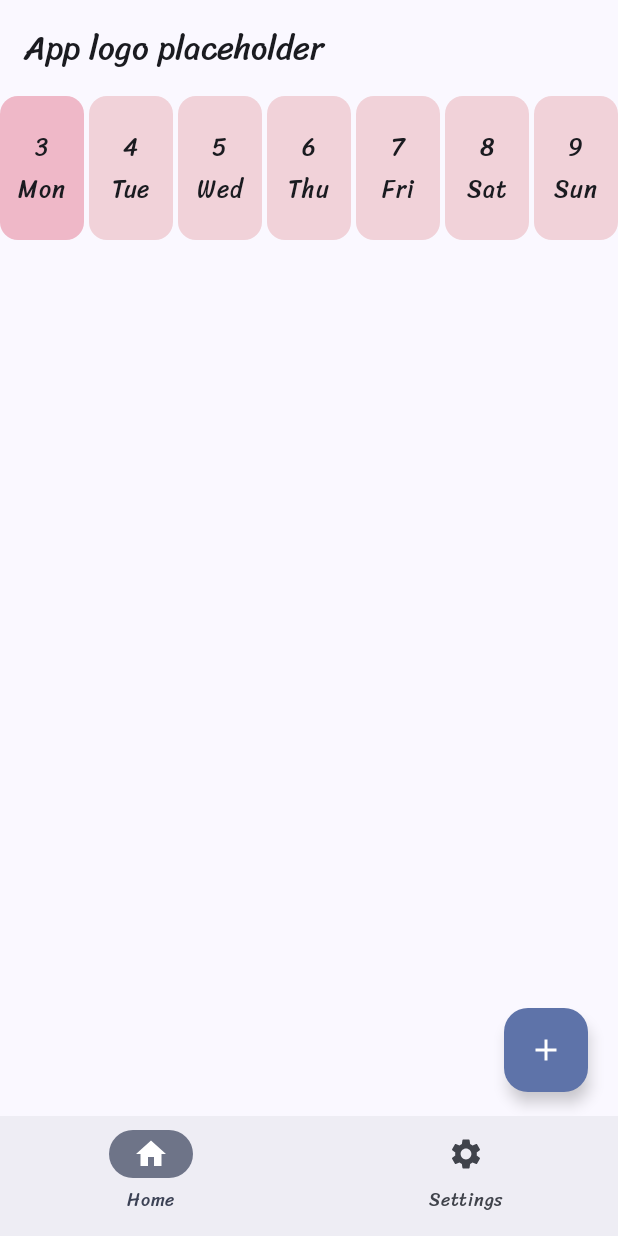
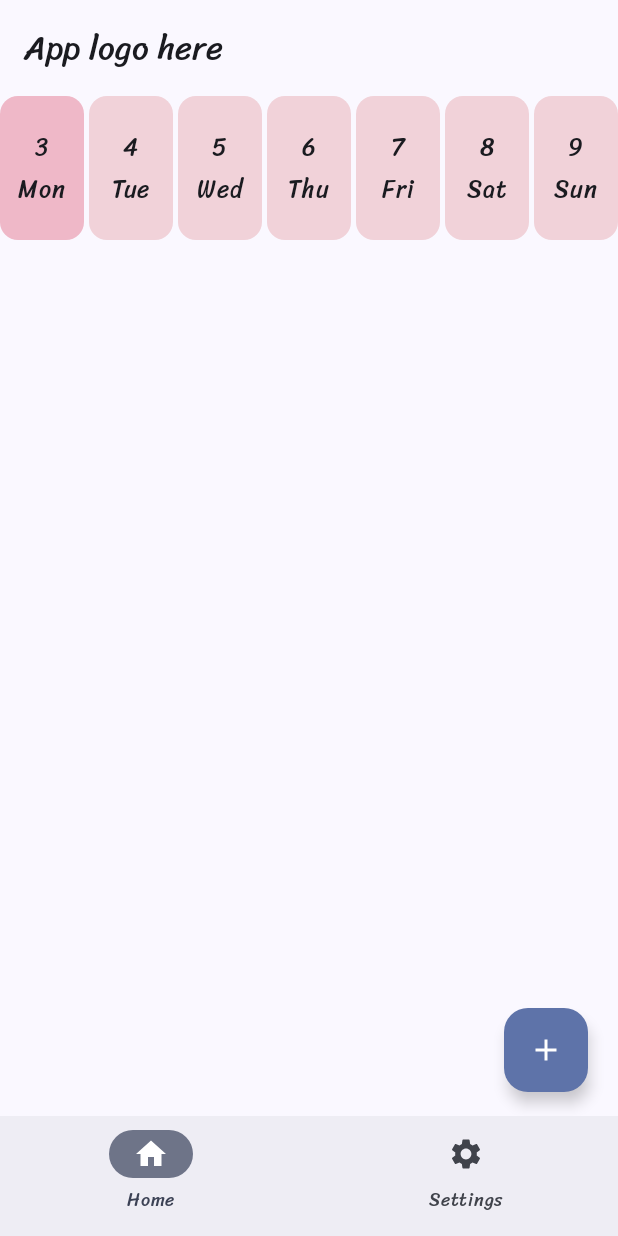
Before and after one commit to tanakornsss/Luminality-Preview, an Android app built with Jetpack Compose: the screen it shows after launch (MainActivity), on a phone screen of 412 x 824 dp. Run offline under Robolectric (Android 15) with nearby library versions, the phone set to English and light mode, and no system bars.

Commit message:
Add top app bar switching on page change

```diff
--- a/app/src/main/java/dev/tanakornsss/luminality/ui/screen/NewJournalScreen.kt
+++ b/app/src/main/java/dev/tanakornsss/luminality/ui/screen/NewJournalScreen.kt
@@ -60,7 +60,16 @@ fun NewJournalScreen(onNavigateCreateJournal: () -> Unit) {
     }
 
     Scaffold(
-        topBar = { TopAppBar(title = { Text("App logo placeholder") }) },
+        topBar = {
+            TopAppBar(
+                title = {
+                when (selectedDestination) {
+                    BottomBarNavRoute.Home.ordinal -> Text("App logo here")
+                    BottomBarNavRoute.Settings.ordinal -> Text("Settings")
+                }
+                }
+            )
+        },
         bottomBar = {
             NavigationBar {
                 BottomBarNavRoute.entries.forEachIndexed { idx, dest ->
```
